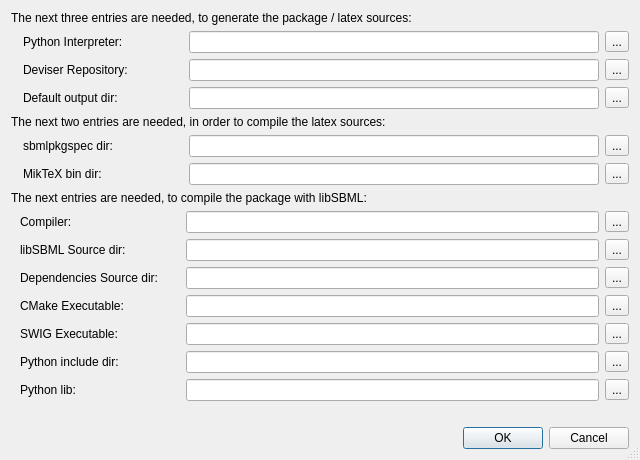
Before: the Qt Designer form ui/dialogpreferences.ui in sbmlteam/QtDeviser, drawn with Qt 5.
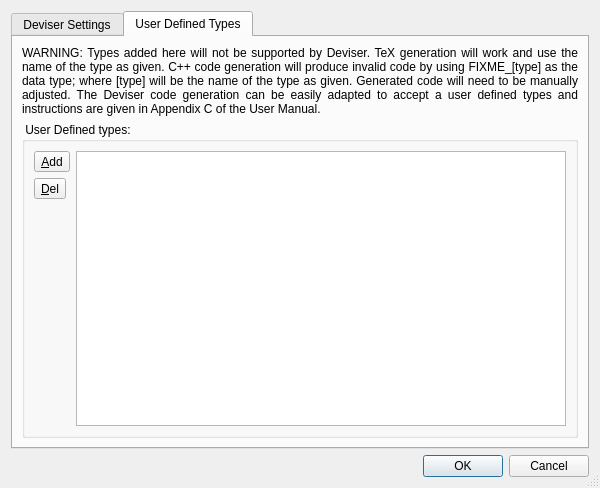
After: the same form once the commit is applied. The open tabs and pages were chosen to show the change. Icons and pictures are not drawn.

Commit message: - implement combo dialog for types

What changed in the file:
```diff
--- a/ui/dialogpreferences.ui
+++ b/ui/dialogpreferences.ui
@@ -6,8 +6,8 @@
    <rect>
     <x>0</x>
     <y>0</y>
-    <width>640</width>
-    <height>460</height>
+    <width>600</width>
+    <height>485</height>
    </rect>
   </property>
   <property name="windowTitle">
@@ -19,15 +19,25 @@
   <property name="modal">
    <bool>true</bool>
   </property>
-  <layout class="QVBoxLayout" name="verticalLayout">
-   <item>
+  <layout class="QGridLayout" name="gridLayout_6">
+   <item row="0" column="0">
+    <widget class="QTabWidget" name="tabWidget">
+     <property name="currentIndex">
+      <number>0</number>
+     </property>
+     <widget class="QWidget" name="tab">
+      <attribute name="title">
+       <string>Deviser Settings</string>
+      </attribute>
+      <layout class="QGridLayout" name="gridLayout_4">
+       <item row="0" column="0">
     <widget class="QLabel" name="label">
      <property name="text">
       <string>The next three entries are needed, to generate the package / latex sources: </string>
      </property>
     </widget>
    </item>
-   <item>
+       <item row="1" column="0">
     <widget class="QWidget" name="widget1" native="true">
      <layout class="QGridLayout" name="gridLayout_3">
       <property name="leftMargin">
@@ -118,14 +128,14 @@
      </layout>
     </widget>
    </item>
-   <item>
+       <item row="2" column="0">
     <widget class="QLabel" name="label_2">
      <property name="text">
       <string>The next two entries are needed, in order to compile the latex sources:</string>
      </property>
     </widget>
    </item>
-   <item>
+       <item row="3" column="0">
     <widget class="QWidget" name="widget2" native="true">
      <layout class="QGridLayout" name="gridLayout_2">
       <property name="leftMargin">
@@ -191,14 +201,14 @@
      </layout>
     </widget>
    </item>
-   <item>
+       <item row="4" column="0">
     <widget class="QLabel" name="label_3">
      <property name="text">
       <string>&lt;html&gt;&lt;head/&gt;&lt;body&gt;&lt;p&gt;The next entries are needed, to compile the package with libSBML:&lt;/p&gt;&lt;/body&gt;&lt;/html&gt;</string>
      </property>
     </widget>
    </item>
-   <item>
+       <item row="5" column="0">
     <widget class="QWidget" name="widget3" native="true">
      <layout class="QGridLayout" name="gridLayout">
       <property name="topMargin">
@@ -372,7 +382,7 @@
      </layout>
     </widget>
    </item>
-   <item>
+       <item row="6" column="0">
     <spacer name="verticalSpacer">
      <property name="orientation">
       <enum>Qt::Vertical</enum>
@@ -380,12 +390,118 @@
      <property name="sizeHint" stdset="0">
       <size>
        <width>20</width>
+           <height>5</height>
+          </size>
+         </property>
+        </spacer>
+       </item>
+      </layout>
+     </widget>
+     <widget class="QWidget" name="tab_2">
+      <attribute name="title">
+       <string>User Defined Types</string>
+      </attribute>
+      <layout class="QGridLayout" name="gridLayout_5">
+       <item row="0" column="0">
+        <widget class="QLabel" name="label_4">
+         <property name="text">
+          <string>WARNING: Types added here will not be supported by Deviser. TeX generation will work and use the name of the type as given. C++ code generation will produce invalid code by using FIXME_[type] as the data type; where [type] will be the name of the type as given. Generated code will need to be manually adjusted. The Deviser code generation can be easily adapted to accept a user defined types and instructions are given in Appendix C of the User Manual.</string>
+         </property>
+         <property name="alignment">
+          <set>Qt::AlignJustify|Qt::AlignVCenter</set>
+         </property>
+         <property name="wordWrap">
+          <bool>true</bool>
+         </property>
+        </widget>
+       </item>
+       <item row="1" column="0">
+        <widget class="QGroupBox" name="grpAttributes">
+         <property name="sizePolicy">
+          <sizepolicy hsizetype="Expanding" vsizetype="Expanding">
+           <horstretch>0</horstretch>
+           <verstretch>0</verstretch>
+          </sizepolicy>
+         </property>
+         <property name="toolTip">
+          <string/>
+         </property>
+         <property name="title">
+          <string> User Defined types: </string>
+         </property>
+         <layout class="QHBoxLayout" name="horizontalLayout_3">
+          <property name="sizeConstraint">
+           <enum>QLayout::SetMaximumSize</enum>
+          </property>
+          <item>
+           <layout class="QVBoxLayout" name="verticalLayout">
+            <item>
+             <widget class="QToolButton" name="cmdAddAttr">
+              <property name="text">
+               <string>&amp;Add</string>
+              </property>
+              <property name="icon">
+               <iconset resource="../deviser-resources.qrc">
+                <normaloff>:/images/edit_add.png</normaloff>:/images/edit_add.png</iconset>
+              </property>
+             </widget>
+            </item>
+            <item>
+             <widget class="QToolButton" name="cmdDelAttr">
+              <property name="text">
+               <string>&amp;Del</string>
+              </property>
+              <property name="icon">
+               <iconset resource="../deviser-resources.qrc">
+                <normaloff>:/images/list_remove.png</normaloff>:/images/list_remove.png</iconset>
+              </property>
+             </widget>
+            </item>
+            <item>
+             <spacer name="verticalSpacer_2">
+              <property name="orientation">
+               <enum>Qt::Vertical</enum>
+              </property>
+              <property name="sizeHint" stdset="0">
+               <size>
+                <width>20</width>
        <height>40</height>
       </size>
      </property>
     </spacer>
    </item>
+           </layout>
+          </item>
    <item>
+           <widget class="QTableView" name="tblUserDefinedTypes">
+            <property name="alternatingRowColors">
+             <bool>true</bool>
+            </property>
+            <property name="sortingEnabled">
+             <bool>true</bool>
+            </property>
+            <attribute name="horizontalHeaderStretchLastSection">
+             <bool>true</bool>
+            </attribute>
+            <attribute name="verticalHeaderVisible">
+             <bool>false</bool>
+            </attribute>
+            <attribute name="verticalHeaderCascadingSectionResizes">
+             <bool>true</bool>
+            </attribute>
+            <attribute name="verticalHeaderDefaultSectionSize">
+             <number>23</number>
+            </attribute>
+           </widget>
+          </item>
+         </layout>
+        </widget>
+       </item>
+      </layout>
+     </widget>
+    </widget>
+   </item>
+   <item row="1" column="0">
     <widget class="QDialogButtonBox" name="buttonBox">
      <property name="orientation">
       <enum>Qt::Horizontal</enum>
```
Left out of the diff: 38 changed lines with no effect on the pictures. Lines whose indentation alone changed are shown as unchanged. The commit also changes 24 other files.
